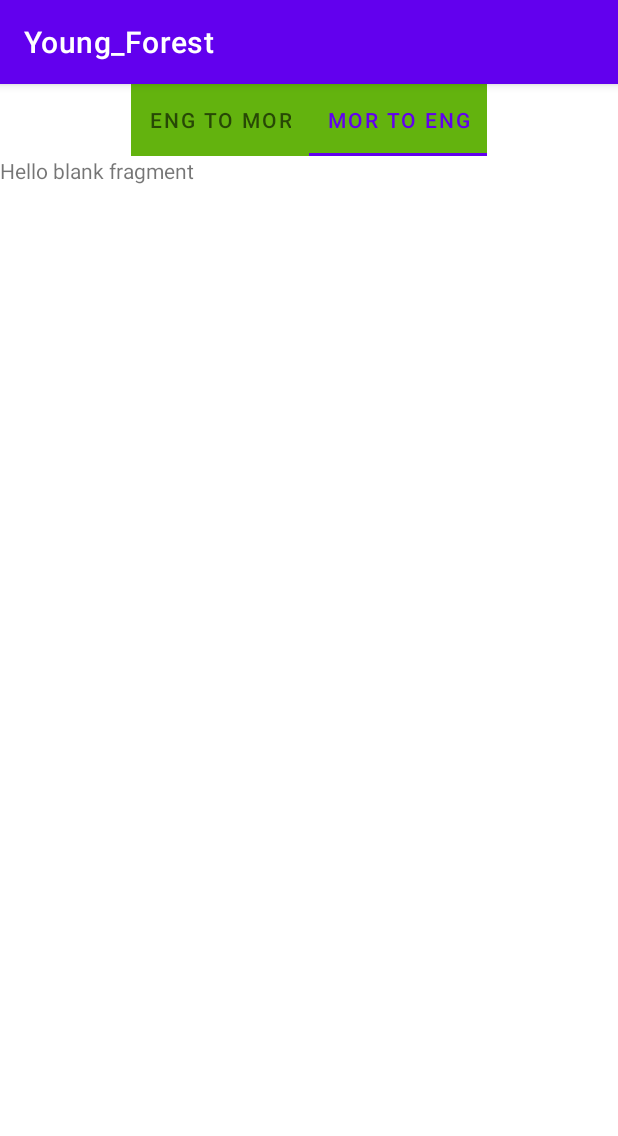
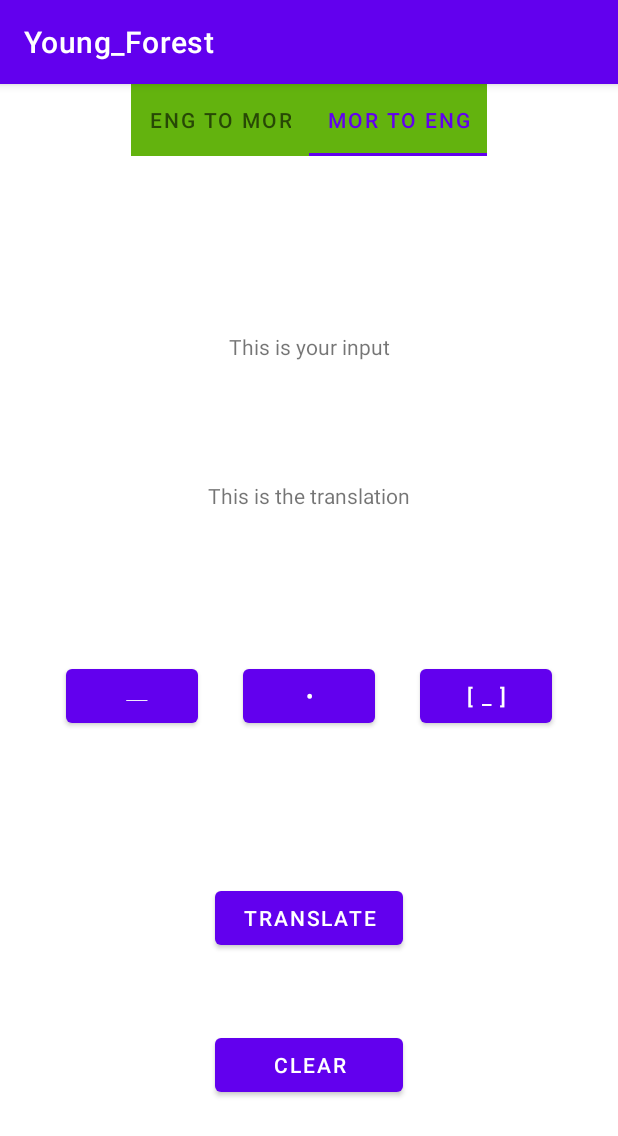
Before and after one commit to leeminghsiu/YoungForest_Google_Hackathon, an Android app: the screen it shows after launch (MainActivity), tab 2 chosen, on a phone screen of 412 x 824 dp. Shown: the top 1136 px of the screen. Run offline under Robolectric (Android 15) with nearby library versions, the phone set to English and light mode, and no system bars.

Commit message:
MorToEng input & clear buttons and textview set up

```diff
--- a/app/src/main/java/com/example/young_forest/Fragments/MorToEng.kt
+++ b/app/src/main/java/com/example/young_forest/Fragments/MorToEng.kt
@@ -5,56 +5,59 @@ import androidx.fragment.app.Fragment
 import android.view.LayoutInflater
 import android.view.View
 import android.view.ViewGroup
+import android.widget.Button
+import android.widget.TextView
 import com.example.young_forest.R
 
-// TODO: Rename parameter arguments, choose names that match
-// the fragment initialization parameters, e.g. ARG_ITEM_NUMBER
-private const val ARG_PARAM1 = "param1"
-private const val ARG_PARAM2 = "param2"
 
-/**
- * A simple [Fragment] subclass.
- * Use the [MorToEng.newInstance] factory method to
- * create an instance of this fragment.
- */
 class MorToEng : Fragment() {
-    // TODO: Rename and change types of parameters
-    private var param1: String? = null
-    private var param2: String? = null
+
 
     override fun onCreate(savedInstanceState: Bundle?) {
         super.onCreate(savedInstanceState)
-        arguments?.let {
-            param1 = it.getString(ARG_PARAM1)
-            param2 = it.getString(ARG_PARAM2)
-        }
     }
+
 
     override fun onCreateView(
         inflater: LayoutInflater, container: ViewGroup?,
         savedInstanceState: Bundle?
     ): View? {
         // Inflate the layout for this fragment
-        return inflater.inflate(R.layout.fragment_mor_to_eng, container, false)
+
+        val view = inflater.inflate(R.layout.fragment_mor_to_eng, container, false)
+        val input = view.findViewById<TextView>(R.id.morseText)
+        val output = view.findViewById<TextView>(R.id.morseTrans)
+        var morseText = ""
+        var morseTrans = ""
+
+        view.findViewById<Button>(R.id.morseDot).setOnClickListener {
+            morseText += "."
+            input.setText(morseText)
+        }
+
+        view.findViewById<Button>(R.id.morseLine).setOnClickListener {
+            morseText += "-"
+            input.setText(morseText)
+        }
+
+        view.findViewById<Button>(R.id.morseBlank).setOnClickListener {
+            morseText += " "
+            input.setText(morseText)
+        }
+
+        view.findViewById<Button>(R.id.clear1).setOnClickListener {
+            morseText = ""
+            input.setText("This is your input")
+        }
+
+        /***
+        view.findViewById<Button>(R.id.translate1).setOnClickListener{
+            morseTrans = morTransToEng(morseText)
+            output.setText(morseTrans)
+        }
+        **/
+
+        return view
     }
 
-    companion object {
-        /**
-         * Use this factory method to create a new instance of
-         * this fragment using the provided parameters.
-         *
-         * @param param1 Parameter 1.
-         * @param param2 Parameter 2.
-         * @return A new instance of fragment MorToEng.
-         */
-        // TODO: Rename and change types and number of parameters
-        @JvmStatic
-        fun newInstance(param1: String, param2: String) =
-            MorToEng().apply {
-                arguments = Bundle().apply {
-                    putString(ARG_PARAM1, param1)
-                    putString(ARG_PARAM2, param2)
-                }
-            }
-    }
 }
--- a/app/src/main/res/layout/fragment_mor_to_eng.xml
+++ b/app/src/main/res/layout/fragment_mor_to_eng.xml
@@ -1,14 +1,88 @@
 <?xml version="1.0" encoding="utf-8"?>
-<FrameLayout xmlns:android="http://schemas.android.com/apk/res/android"
+<androidx.constraintlayout.widget.ConstraintLayout xmlns:android="http://schemas.android.com/apk/res/android"
+    xmlns:app="http://schemas.android.com/apk/res-auto"
     xmlns:tools="http://schemas.android.com/tools"
+    android:id="@+id/mteframeLayout"
     android:layout_width="match_parent"
     android:layout_height="match_parent"
     tools:context=".Fragments.MorToEng">
 
     <!-- TODO: Update blank fragment layout -->
+
     <TextView
-        android:layout_width="match_parent"
-        android:layout_height="match_parent"
-        android:text="@string/hello_blank_fragment" />
+        android:id="@+id/morseTrans"
+        android:layout_width="wrap_content"
+        android:layout_height="wrap_content"
+        android:layout_marginBottom="100dp"
+        android:text="This is the translation"
+        app:layout_constraintBottom_toTopOf="@+id/morseDot"
+        app:layout_constraintEnd_toEndOf="parent"
+        app:layout_constraintHorizontal_bias="0.5"
+        app:layout_constraintStart_toStartOf="parent" />
 
-</FrameLayout>
+    <TextView
+        android:id="@+id/morseText"
+        android:layout_width="wrap_content"
+        android:layout_height="wrap_content"
+        android:layout_marginBottom="80dp"
+        android:text="This is your input"
+        app:layout_constraintBottom_toTopOf="@+id/morseTrans"
+        app:layout_constraintEnd_toEndOf="parent"
+        app:layout_constraintHorizontal_bias="0.5"
+        app:layout_constraintStart_toStartOf="parent" />
+
+    <Button
+        android:id="@+id/morseDot"
+        android:layout_width="wrap_content"
+        android:layout_height="wrap_content"
+        android:text=" • "
+        app:layout_constraintBottom_toBottomOf="parent"
+        app:layout_constraintEnd_toEndOf="parent"
+        app:layout_constraintHorizontal_bias="0.5"
+        app:layout_constraintStart_toStartOf="parent"
+        app:layout_constraintTop_toTopOf="parent"
+        app:layout_constraintVertical_bias="0.5" />
+
+    <Button
+        android:id="@+id/morseBlank"
+        android:layout_width="wrap_content"
+        android:layout_height="wrap_content"
+        android:layout_marginStart="30dp"
+        android:layout_marginTop="100dp"
+        android:text="[ _ ]"
+        app:layout_constraintStart_toEndOf="@+id/morseDot"
+        app:layout_constraintTop_toBottomOf="@+id/morseTrans" />
+
+    <Button
+        android:id="@+id/morseLine"
+        android:layout_width="wrap_content"
+        android:layout_height="wrap_content"
+        android:layout_marginTop="100dp"
+        android:layout_marginEnd="30dp"
+        android:text=" ⎯ "
+        app:layout_constraintEnd_toStartOf="@+id/morseDot"
+        app:layout_constraintTop_toBottomOf="@+id/morseTrans" />
+
+    <Button
+        android:id="@+id/clear1"
+        android:layout_width="125dp"
+        android:layout_height="wrap_content"
+        android:layout_marginTop="50dp"
+        android:text="Clear"
+        app:layout_constraintEnd_toEndOf="parent"
+        app:layout_constraintHorizontal_bias="0.5"
+        app:layout_constraintStart_toStartOf="parent"
+        app:layout_constraintTop_toBottomOf="@+id/translate1" />
+
+    <Button
+        android:id="@+id/translate1"
+        android:layout_width="125dp"
+        android:layout_height="wrap_content"
+        android:layout_marginTop="100dp"
+        android:text="Translate"
+        app:layout_constraintEnd_toEndOf="parent"
+        app:layout_constraintHorizontal_bias="0.5"
+        app:layout_constraintStart_toStartOf="parent"
+        app:layout_constraintTop_toBottomOf="@+id/morseDot" />
+
+</androidx.constraintlayout.widget.ConstraintLayout>
```
